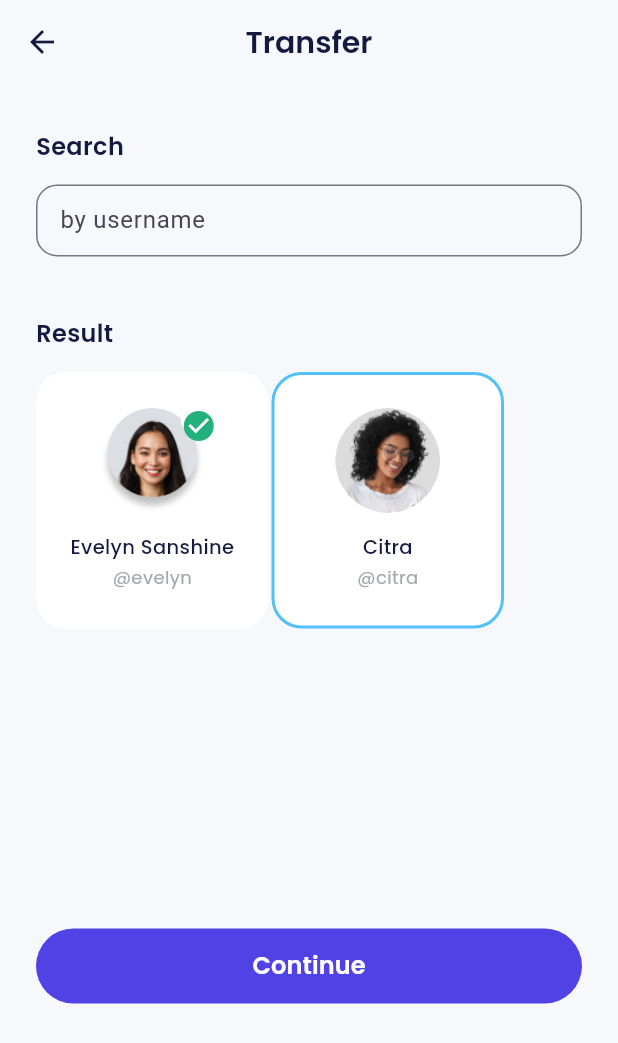
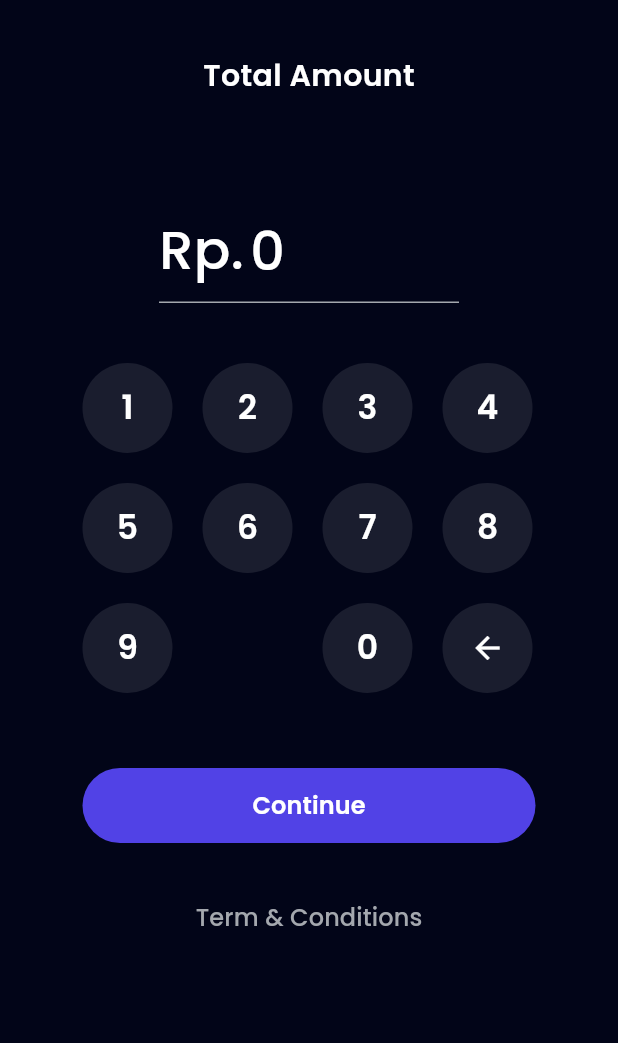
Before and after one commit to afrizzal/payments, a Flutter app: the TransferPage screen opened by its route, after a tap on "Continue", on a phone screen of 412 x 824 dp. Shown: the top 1043 px of the screen. Run offline on Flutter 3.47's test engine with Material 3 defaults, Android fonts, the phone set to English and light mode, and no system bars; our stand-ins replace carousel_slider, google_fonts.

Commit message:
transfer success

```diff
--- a/lib/main.dart
+++ b/lib/main.dart
@@ -16,7 +16,9 @@ import 'package:flutter_payments/ui/pages/splash_page.dart';
 import 'package:flutter_payments/ui/pages/topup_amount_page.dart';
 import 'package:flutter_payments/ui/pages/topup_page.dart';
 import 'package:flutter_payments/ui/pages/topup_success.dart';
+import 'package:flutter_payments/ui/pages/transfer_amount_page.dart';
 import 'package:flutter_payments/ui/pages/transfer_page.dart';
+import 'package:flutter_payments/ui/pages/transfer_success_page.dart';
 
 void main() => runApp(const MyApp());
 
@@ -60,6 +62,8 @@ class MyApp extends StatelessWidget {
         '/topup-amount':(context) => const TopupAmountPage(),
         '/topup-success':(context) => const TopupSuccessPage(),
         '/transfer':(context) => const TransferPage(),
+        '/transfer-amount':(context) => const TransferAmountPage(),
+        '/transfer-success':(context) => const TransferSuccessPage(),
       },
     );
   }
--- /dev/null
+++ b/lib/ui/pages/transfer_amount_page.dart
@@ -0,0 +1,230 @@
+import 'package:flutter/material.dart';
+import 'package:flutter_payments/shared/theme.dart';
+import 'package:flutter_payments/ui/widgets/buttons.dart';
+import 'package:intl/intl.dart';
+import 'package:url_launcher/url_launcher.dart';
+
+class TransferAmountPage extends StatefulWidget {
+  const TransferAmountPage({super.key});
+
+  @override
+  State<TransferAmountPage> createState() => _TransferAmountPageState();
+}
+
+class _TransferAmountPageState extends State<TransferAmountPage> {
+  final TextEditingController amountController =
+    TextEditingController(text: '0');
+
+  @override
+  void initState(){
+    super.initState();
+
+    amountController.addListener(() {
+      final text = amountController.text;
+
+      amountController.value = amountController.value.copyWith(
+        text: NumberFormat.currency(
+          locale: 'id',
+          decimalDigits: 0,
+          symbol: '',
+        ).format(
+          int.parse(
+            text == '' ? '0' : text.replaceAll('.', ''),
+          ),
+        ),
+      );
+    });
+  }
+
+  addAmount(String number) {
+    if(amountController.text == '0'){
+      amountController.text = '';
+    }
+      setState(() {
+        amountController.text = amountController.text + number;
+      });
+    }
+
+  deleteAmount(){
+    if (amountController.text.isNotEmpty) {
+      setState(() {
+        amountController.text =
+          amountController.text.substring(0, amountController.text.length-1);
+          if(amountController.text == '') {
+            amountController.text = '0';
+          }
+      });
+    }
+  }
+
+  @override
+  Widget build(BuildContext context) {
+    return Scaffold(
+      backgroundColor: darkBackgroundColor,
+      body: ListView(
+         padding: const EdgeInsets.symmetric(
+          horizontal: 55,
+        ),
+        children: [
+          const SizedBox(
+            height: 36,
+          ),
+          Center(
+            child: Text(
+              'Total Amount',
+              style: whiteTextStyle.copyWith(
+                fontSize: 20,
+                fontWeight: semiBold,
+              ),
+            ),
+          ),
+          const SizedBox(
+            height: 67,
+          ),
+          Align(
+            child: SizedBox(
+              width: 200,
+              child: TextFormField(
+                controller: amountController,
+                cursorColor: greyColor,
+                enabled: false,
+                style: whiteTextStyle.copyWith(
+                  fontSize: 36,
+                  fontWeight: medium,
+                ),
+                decoration: InputDecoration(
+                  prefixIcon: Text(
+                    'Rp.',
+                  style: whiteTextStyle.copyWith(
+                  fontSize: 36,
+                  fontWeight: medium,
+                  ),
+                ),
+                  disabledBorder: UnderlineInputBorder(
+                    borderSide: BorderSide(
+                      color: greyColor,
+                    ),
+                  ),
+                ),
+              ),
+            ),
+          ),
+          const SizedBox(
+            height: 40,
+          ),
+          Wrap(
+            spacing: 20,
+            runSpacing: 20,
+            children: [
+              CustomInputButton(
+                title: '1',
+                onTap: (){
+                  addAmount('1');
+                  },
+                ),
+              CustomInputButton(
+                title: '2',
+                onTap: (){
+                  addAmount('2');
+                  },
+                ),
+              CustomInputButton(
+                title: '3',
+                onTap: (){
+                  addAmount('3');
+                  },
+                ),
+              CustomInputButton(
+                title: '4',
+                onTap: (){
+                  addAmount('4');
+                  },
+                ),
+              CustomInputButton(
+                title: '5',
+                onTap: (){
+                  addAmount('5');
+                  },
+                ),
+              CustomInputButton(
+                title: '6',
+                onTap: (){
+                  addAmount('6');
+                  },
+                ),
+              CustomInputButton(
+                title: '7',
+                onTap: (){
+                  addAmount('7');
+                  },
+                ),
+              CustomInputButton(
+                title: '8',
+                onTap: (){
+                  addAmount('8');
+                  },
+                ),
+              CustomInputButton(
+                title: '9',
+                onTap: (){
+                  addAmount('9');
+                  },
+                ),
+              const SizedBox(
+                width: 60,
+                height: 60,
+              ),
+              CustomInputButton(
+                title: '0',
+                onTap: (){
+                  addAmount('0');
+                  },
+                ),
+            GestureDetector(
+              onTap: (){
+                deleteAmount();
+              },
+              child: Container(
+                width: 60,
+                height: 60,
+                decoration: BoxDecoration(
+                  shape: BoxShape.circle,
+                  color: numberBackgroundColor,
+                ),
+                child: Center(
+                  child: Icon(
+                    Icons.arrow_back,
+                    color: whiteColor,
+                    size: 24,
+                  ),
+                ),
+              ),
+            ),
+          ],
+        ),
+        const SizedBox(
+          height: 50,
+        ),
+        CustomFilledButton(
+          title: 'Continue',
+          onPressed: () async{
+            if(await Navigator.pushNamed(context, '/pin') == true){
+              Navigator.pushNamedAndRemoveUntil(context, '/transfer-success', (route) => false);
+            }
+          },
+        ),
+        const SizedBox(
+          height: 25,
+        ),
+        CustomTextButton(
+          title: 'Term & Conditions',
+          onPressed: (){}
+          ),
+          const SizedBox(
+            height: 40,
+          ),
+      ],
+            ),
+  );
+}
+}
--- a/lib/ui/pages/transfer_page.dart
+++ b/lib/ui/pages/transfer_page.dart
@@ -45,7 +45,9 @@ class TransferPage extends StatelessWidget {
             ),
             CustomFilledButton(
               title: 'Continue',
-              onPressed: (){}
+              onPressed: (){
+                Navigator.pushNamed(context, '/transfer-amount');
+              }
               ),
               const SizedBox(
                 height: 20,
```
Also changed, not shown: lib/ui/pages/home_page.dart (+77 -1 lines), lib/ui/pages/transfer_success_page.dart (added, +49 -0 lines).
